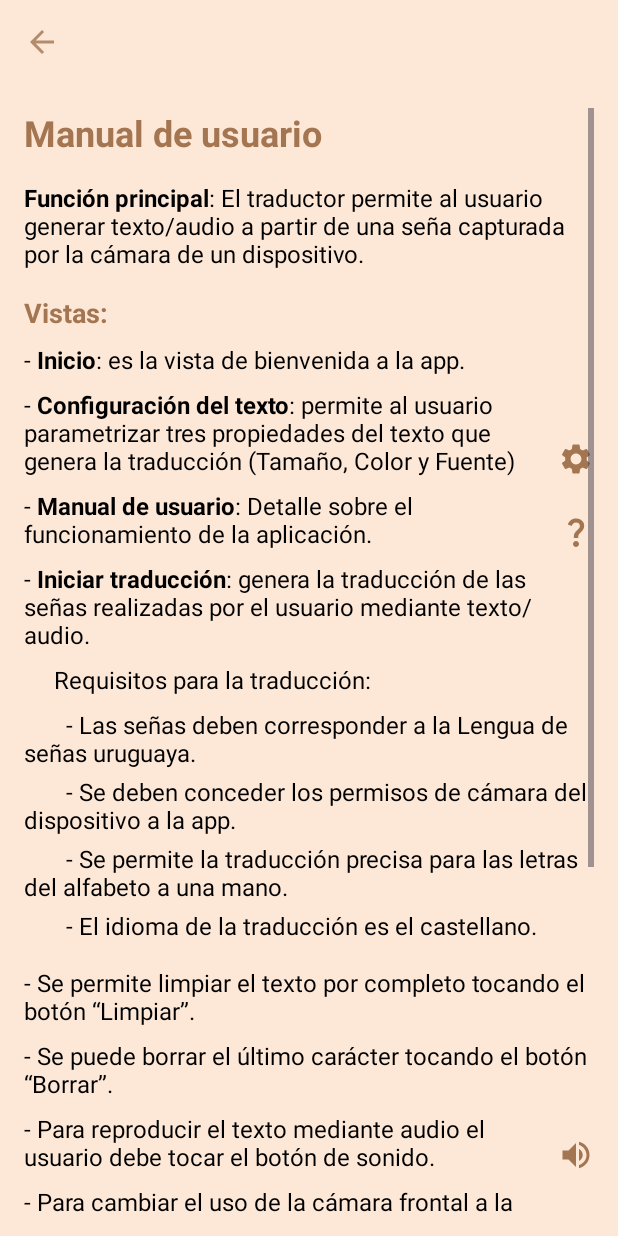
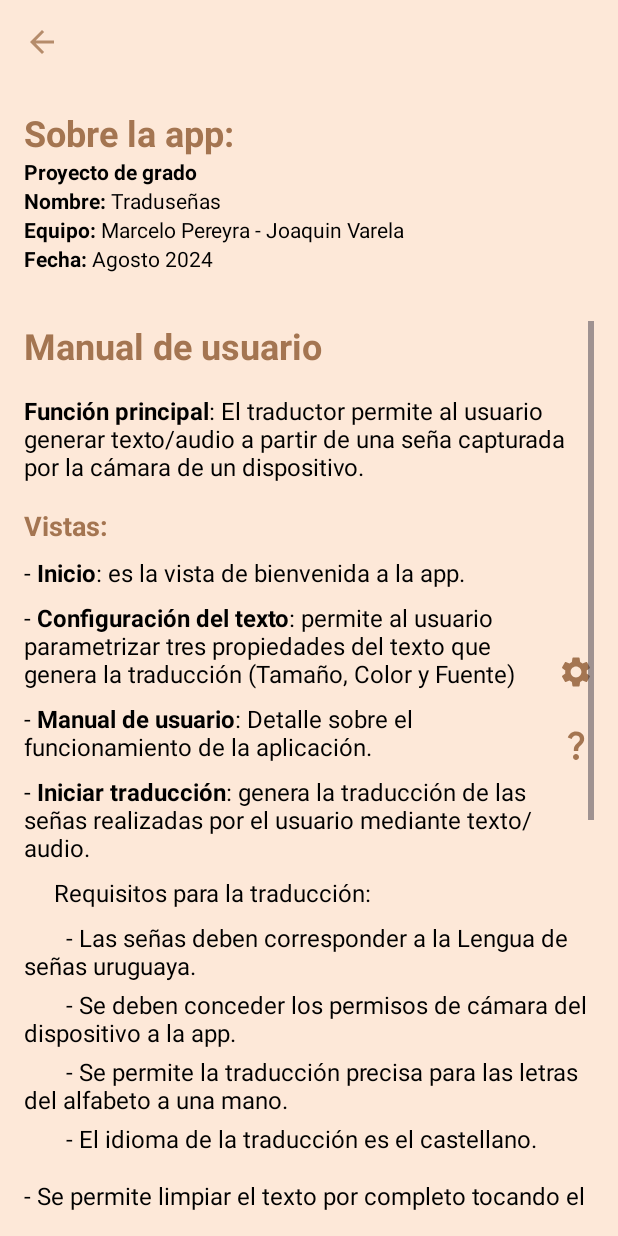
Before and after one commit to JoacoVarela/TRSapp, an Android app: the UserManualActivity screen opened directly, with no data from a screen before it, on a phone screen of 412 x 824 dp. Run offline under Robolectric (Android 15) with nearby library versions, the light colour scheme and no system bars.

Commit message:
manual, focus editText, toast

```diff
--- a/app/src/main/java/com/example/TRSapp/HomeActivity.java
+++ b/app/src/main/java/com/example/TRSapp/HomeActivity.java
@@ -7,7 +7,6 @@ import android.widget.ImageButton;
 import androidx.annotation.Nullable;
 import androidx.appcompat.app.AppCompatActivity;
 
-import com.google.firebase.database.DatabaseReference;
 
 public class HomeActivity extends AppCompatActivity {
     private static final int TEXT_CONFIG_REQUEST_CODE = 1;
--- a/app/src/main/java/com/example/TRSapp/ImageAnalyzer.java
+++ b/app/src/main/java/com/example/TRSapp/ImageAnalyzer.java
@@ -263,7 +263,7 @@ public class ImageAnalyzer {
                     framesToSkip = 4;
 
                     char lastCharacter = resultTextView.getText().toString().charAt(resultTextView.getText().toString().length() - 1);
-                    if (lastCharacter != ' ') {
+                    if (lastCharacter != ' ' && !resultTextView.hasFocus()) {
                         resultTextView.append(" ");
                     }
                 }
--- a/app/src/main/res/layout/activity_main.xml
+++ b/app/src/main/res/layout/activity_main.xml
@@ -120,7 +120,8 @@
             android:singleLine="false"
             android:textColor="@android:color/black"
             android:textSize="12sp"
-            android:layout_marginTop="60dp"/>
+            android:layout_marginTop="60dp"
+            />
 
         <LinearLayout
             android:layout_width="match_parent"
--- a/app/src/main/res/layout/activity_user_manual.xml
+++ b/app/src/main/res/layout/activity_user_manual.xml
@@ -18,11 +18,97 @@
             android:background="@android:color/transparent" />
     </LinearLayout>
 
+    <LinearLayout
+        android:id="@+id/aboutAs"
+        android:layout_width="match_parent"
+        android:layout_height="wrap_content"
+        android:layout_below="@id/headerLayout"
+        android:layout_marginStart="16dp"
+        android:layout_marginTop="16dp"
+        android:layout_marginEnd="16dp"
+        android:layout_marginBottom="16dp"
+        android:orientation="vertical">
+
+        <TextView
+            android:layout_width="wrap_content"
+            android:layout_height="wrap_content"
+            android:text="Sobre la app:"
+            android:textColor="@color/detailsapp"
+            android:textSize="24sp"
+            android:textStyle="bold" />
+
+        <TextView
+            android:layout_width="wrap_content"
+            android:layout_height="wrap_content"
+            android:text="Proyecto de grado"
+            android:textColor="@color/black"
+            android:textStyle="bold" />
+
+        <LinearLayout
+            android:layout_width="wrap_content"
+            android:layout_height="wrap_content"
+            >
+
+            <TextView
+                android:layout_width="wrap_content"
+                android:layout_height="wrap_content"
+                android:text="Nombre: "
+                android:textColor="@color/black"
+                android:textStyle="bold" />
+
+            <TextView
+                android:layout_width="wrap_content"
+                android:layout_height="wrap_content"
+                android:text="Traduseñas"
+                android:textColor="@color/black" />
+        </LinearLayout>
+        <LinearLayout
+            android:layout_width="wrap_content"
+            android:layout_height="wrap_content"
+
+            >
+
+
+            <TextView
+                android:layout_width="wrap_content"
+                android:layout_height="wrap_content"
+                android:text="Equipo: "
+                android:textColor="@color/black"
+                android:textStyle="bold" />
+
+            <TextView
+                android:layout_width="wrap_content"
+                android:layout_height="wrap_content"
+                android:text="Marcelo Pereyra - Joaquin Varela"
+                android:textColor="@color/black" />
+        </LinearLayout>
+
+        <LinearLayout
+            android:layout_width="wrap_content"
+            android:layout_height="wrap_content"
+            >
+
+            <TextView
+                android:layout_width="wrap_content"
+                android:layout_height="wrap_content"
+                android:text="Fecha: "
+                android:textColor="@color/black"
+                android:textStyle="bold" />
+
+            <TextView
+                android:layout_width="wrap_content"
+                android:layout_height="wrap_content"
+                android:text="Agosto 2024"
+                android:textColor="@color/black" />
+        </LinearLayout>
+
+    </LinearLayout>
+
     <ScrollView
         android:layout_width="match_parent"
         android:layout_height="match_parent"
         android:padding="16dp"
-        android:layout_below="@id/headerLayout">
+        android:layout_below="@id/aboutAs">
 
         <LinearLayout
             android:layout_width="match_parent"
```
Also changed, not shown: app/src/main/java/com/example/TRSapp/MainActivity.java (+23 -6 lines), app/src/main/java/com/example/TRSapp/OnlyTranslateActivity.java (+27 -11 lines), app/src/main/res/layout/toast.xml (added, +18 -0 lines).
